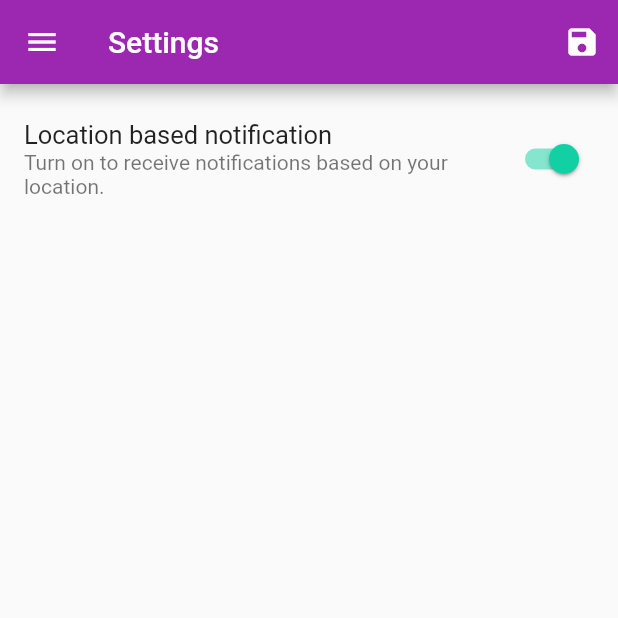
After one commit to MocanuAlexandra/PlanifyApp, a Flutter app: the SettingsScreen screen opened by its route, after a tap on "Location based notification", on a phone screen of 412 x 824 dp, the top half of it. The commit adds this screen. Run offline on Flutter 3.47's test engine with Material 2 defaults, Android fonts, the phone set to English and light mode, and no system bars; our stand-ins replace awesome_notifications, cloud_firestore, firebase_auth, firebase_core, flutter_form_builder, flutter_typeahead and 4 more; missing offline and left inert: google_maps_webservice_ex, month_picker_dialog_2; accounts and stored records are empty.

Commit message:
Added settings page in order to let user choose if he wants to enable the location based notification feature

```diff
--- /dev/null
+++ b/planify_app/lib/screens/agenda/settings_screen.dart
@@ -0,0 +1,109 @@
+import 'package:flutter/material.dart';
+
+import '../../services/location_based_notification_service.dart';
+import '../../widgets/drawer.dart';
+
+class SettingsScreen extends StatefulWidget {
+  static const routeName = '/settings';
+  final Function(Map<String, bool>)? saveFilters;
+  final Map<String, bool> currentFilters;
+
+  const SettingsScreen(
+      {super.key, required this.saveFilters, required this.currentFilters});
+
+  @override
+  State<SettingsScreen> createState() => _SettingsScreenState();
+}
+
+class _SettingsScreenState extends State<SettingsScreen> {
+  //filters
+  var _locationBasedNotification = false;
+
+  @override
+  void initState() {
+    _locationBasedNotification =
+        widget.currentFilters['locationBasedNotification']!;
+    super.initState();
+  }
+
+  // Widget _buildSwitchListTile(String title, String description,
+  //     bool currentValue, Function updateValue) {
+  //   return SwitchListTile(
+  //     title: Text(title),
+  //     value: currentValue,
+  //     subtitle: Text(description),
+  //     onChanged: (newValue) {
+  //       setState(() async {
+  //         await updateValue(newValue);
+  //       });
+  //     },
+  //   );
+  // }
+
+  @override
+  Widget build(BuildContext context) {
+    return Scaffold(
+      appBar: AppBar(
+        title: const Text('Settings'),
+        actions: [
+          IconButton(
+            icon: const Icon(Icons.save),
+            onPressed: () {
+              final selectedFilters = {
+                'locationBasedNotification': _locationBasedNotification,
+              };
+              widget.saveFilters!(selectedFilters);
+            },
+          ),
+        ],
+      ),
+      drawer: const MainDrawer(),
+      body: Column(
+        children: [
+          const SizedBox(height: 20),
+          Expanded(
+            child: ListView(
+              children: [
+                // location based notification
+                SwitchListTile(
+                  title: const Text('Location based notification',
+                      style: TextStyle(fontSize: 17 )),
+                  value: _locationBasedNotification,
+                  subtitle: const Text(
+                      'Turn on to receive notifications based on your location.'),
+                  onChanged: (newValue) async {
+                    bool updatedFilterValue;
+                    bool permissionStatus;
+
+                    //check if the user wants to enable or disable these notifications
+                    if (newValue) {
+                      // if the user wants to enable these notifications, check if user has granted permission
+                      permissionStatus = await LocationBasedNotificationService
+                          .checkLocationPermission(context);
+
+                      // if yes, update the filter value with true,
+                      // otherwise update the filter value with false
+                      if (permissionStatus) {
+                        updatedFilterValue = true;
+                      } else {
+                        updatedFilterValue = false;
+                      }
+                      // if the user wants to disable these notifications, update the filter value
+                    } else {
+                      updatedFilterValue = false;
+                    }
+
+                    // update _locationBasedNotification with the updated filter value
+                    setState(() {
+                      _locationBasedNotification = updatedFilterValue;
+                    });
+                  },
+                ),
+              ],
+            ),
+          ),
+        ],
+      ),
+    );
+  }
+}
--- a/planify_app/lib/services/location_based_notification_service.dart
+++ b/planify_app/lib/services/location_based_notification_service.dart
@@ -8,28 +8,18 @@ import '../helpers/location_helper.dart';
 import '../providers/task_provider.dart';
 
 class LocationBasedNotificationService {
-  LocationData? _currentLocation;
-  List<dynamic>? _nearbyPlaces;
-  StreamSubscription<LocationData>? _locationSubscription;
+  static LocationData? _currentLocation;
+  static List<dynamic>? _nearbyPlaces;
+  static StreamSubscription<LocationData>? _locationSubscription;
+  static BuildContext? _context;
 
-  void initialize(BuildContext context) async {
-    //TODO add a setting page to enable/disable this feature
-    await Location().requestPermission();
-    Location().changeSettings(accuracy: LocationAccuracy.high);
-
-    _locationSubscription = Location().onLocationChanged.listen((location) {
-      _currentLocation = location;
-      checkForLocations(context);
-    });
-  }
-
-  void checkForLocations(BuildContext context) async {
+  static void checkForLocations(BuildContext context) async {
     _nearbyPlaces = await LocationHelper.getNearbyPlacesWithType(
         latitude: _currentLocation!.latitude!,
         longitude: _currentLocation!.longitude!);
 
     //get the user tasks
-    final tasks = Provider.of<TaskProvider>(context, listen: false).tasksList;
+    final tasks = Provider.of<TaskProvider>(_context!, listen: false).tasksList;
 
     //check if the user is near a place with a type of any of his tasks location type
     for (var task in tasks) {
@@ -53,14 +43,39 @@ class LocationBasedNotificationService {
     }
   }
 
-  void turnOff() {
-    _locationSubscription?.cancel();
+  static Future<bool> checkLocationPermission(BuildContext context) async {
+    _context = context;
+    bool isPermissionGranted = false;
+    final locPermission = await Location().hasPermission();
+
+    // if the user has already granted the location permission
+    if (locPermission == PermissionStatus.granted ||
+        locPermission == PermissionStatus.grantedLimited) {
+      isPermissionGranted = true;
+    } else {
+      // if not, ask for it
+      final locPermission = await Location().requestPermission();
+
+      if (locPermission == PermissionStatus.granted ||
+          locPermission == PermissionStatus.grantedLimited) {
+        isPermissionGranted = true;
+      } else {
+        isPermissionGranted = false;
+      }
+    }
+
+    return isPermissionGranted;
   }
 
-  void turnOn(BuildContext context) {
+  static void turnOn(BuildContext context) async {
+    Location().changeSettings(accuracy: LocationAccuracy.high);
     _locationSubscription = Location().onLocationChanged.listen((location) {
       _currentLocation = location;
       checkForLocations(context);
     });
   }
+
+  static void turnOff() {
+    _locationSubscription?.cancel();
+  }
 }
--- a/planify_app/lib/services/notification_service.dart
+++ b/planify_app/lib/services/notification_service.dart
@@ -130,7 +130,8 @@ class NotificationService {
     if (notifiedPlaces.containsKey(key)) {
       var lastNotified = notifiedPlaces[key];
       var difference = now.difference(lastNotified);
-      if (difference.inMinutes <= 30) {
+      //TODO modify this time
+      if (difference.inMinutes <= 2) {
         return true;
       }
     }
--- a/planify_app/lib/widgets/drawer.dart
+++ b/planify_app/lib/widgets/drawer.dart
@@ -3,6 +3,7 @@ import 'package:flutter/material.dart';
 import 'package:google_sign_in/google_sign_in.dart';
 import 'package:provider/provider.dart';
 
+import '../screens/agenda/settings_screen.dart';
 import '../screens/agenda/task_category_agenda_screen.dart';
 import '../../screens/agenda/deleted_agenda_screen.dart';
 import '../../screens/agenda/month_agenda_screen.dart';
@@ -98,6 +99,11 @@ class _MainDrawerState extends State<MainDrawer> {
               .pushReplacementNamed(DeletedAgendaScreen.routeName);
         }),
         const Divider(),
+         buildListTile('Settings', Icons.settings, () {
+         Navigator.of(context)
+              .pushReplacementNamed(SettingsScreen.routeName);
+        }),
+         const Divider(),
 
         //logout
         buildLogoutTile(context),
```
Also changed, not shown: planify_app/lib/main.dart (+22 -3 lines).
